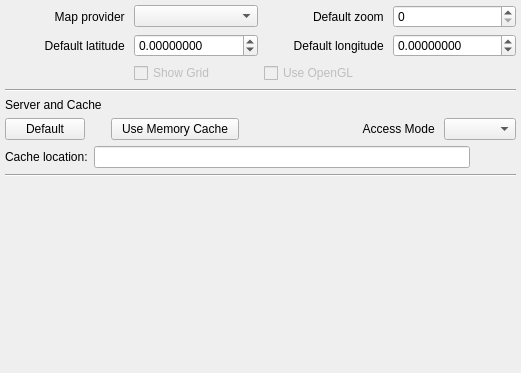
First picture: the form in ground/src/plugins/opmap/opmapgadgetoptionspage.ui, repository openpilot/OpenPilot, before the edit.
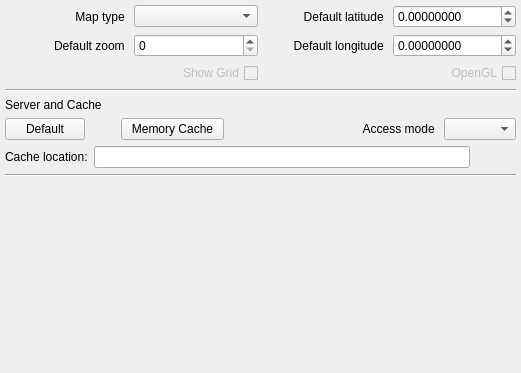
Second picture: the form after the edit. Icons and pictures are not drawn.

Commit message: Adding a waypoint treeview onto the left hand edge of the the new map plug-in.

Patch:
```diff
--- a/ground/src/plugins/opmap/opmapgadgetoptionspage.ui
+++ b/ground/src/plugins/opmap/opmapgadgetoptionspage.ui
@@ -35,36 +35,13 @@
      <item row="0" column="0">
       <widget class="QLabel" name="label">
        <property name="text">
-        <string>Map provider </string>
+        <string>Map type </string>
        </property>
        <property name="alignment">
         <set>Qt::AlignRight|Qt::AlignTrailing|Qt::AlignVCenter</set>
        </property>
       </widget>
      </item>
-     <item row="2" column="0">
-      <widget class="QLabel" name="label_3">
-       <property name="text">
-        <string>Default latitude </string>
-       </property>
-       <property name="alignment">
-        <set>Qt::AlignRight|Qt::AlignTrailing|Qt::AlignVCenter</set>
-       </property>
-      </widget>
-     </item>
-     <item row="2" column="1">
-      <widget class="QDoubleSpinBox" name="latitudeSpinBox">
-       <property name="decimals">
-        <number>8</number>
-       </property>
-       <property name="minimum">
-        <double>-90.000000000000000</double>
-       </property>
-       <property name="maximum">
-        <double>90.000000000000000</double>
-       </property>
-      </widget>
-     </item>
      <item row="2" column="2">
       <widget class="QLabel" name="label_4">
        <property name="text">
@@ -88,7 +65,46 @@
        </property>
       </widget>
      </item>
-     <item row="0" column="2">
+     <item row="3" column="1">
+      <widget class="QCheckBox" name="checkBoxShowGrid">
+       <property name="enabled">
+        <bool>false</bool>
+       </property>
+       <property name="layoutDirection">
+        <enum>Qt::RightToLeft</enum>
+       </property>
+       <property name="text">
+        <string>Show Grid</string>
+       </property>
+      </widget>
+     </item>
+     <item row="3" column="3">
+      <widget class="QCheckBox" name="checkBoxOpenGL">
+       <property name="enabled">
+        <bool>false</bool>
+       </property>
+       <property name="layoutDirection">
+        <enum>Qt::RightToLeft</enum>
+       </property>
+       <property name="text">
+        <string>OpenGL</string>
+       </property>
+      </widget>
+     </item>
+     <item row="0" column="3">
+      <widget class="QDoubleSpinBox" name="latitudeSpinBox">
+       <property name="decimals">
+        <number>8</number>
+       </property>
+       <property name="minimum">
+        <double>-90.000000000000000</double>
+       </property>
+       <property name="maximum">
+        <double>90.000000000000000</double>
+       </property>
+      </widget>
+     </item>
+     <item row="2" column="0">
       <widget class="QLabel" name="label_2">
        <property name="text">
         <string>Default zoom </string>
@@ -98,36 +114,26 @@
        </property>
       </widget>
      </item>
-     <item row="0" column="3">
+     <item row="0" column="2">
+      <widget class="QLabel" name="label_3">
+       <property name="text">
+        <string>Default latitude </string>
+       </property>
+       <property name="alignment">
+        <set>Qt::AlignRight|Qt::AlignTrailing|Qt::AlignVCenter</set>
+       </property>
+      </widget>
+     </item>
+     <item row="2" column="1">
       <widget class="QSpinBox" name="zoomSpinBox">
        <property name="maximum">
         <number>18</number>
        </property>
       </widget>
      </item>
-     <item row="3" column="1">
-      <widget class="QCheckBox" name="checkBoxShowGrid">
-       <property name="enabled">
-        <bool>false</bool>
-       </property>
-       <property name="text">
-        <string>Show Grid</string>
-       </property>
-      </widget>
-     </item>
-     <item row="3" column="2">
-      <widget class="QCheckBox" name="checkBoxUseOpenGL">
-       <property name="enabled">
-        <bool>false</bool>
-       </property>
-       <property name="text">
-        <string>Use OpenGL</string>
-       </property>
-      </widget>
-     </item>
     </layout>
    </item>
-   <item row="7" column="0">
+   <item row="8" column="0">
     <spacer name="verticalSpacer">
      <property name="orientation">
       <enum>Qt::Vertical</enum>
@@ -166,7 +172,7 @@
      <item row="0" column="4">
       <widget class="QLabel" name="label_6">
        <property name="text">
-        <string>Access Mode </string>
+        <string>Access mode </string>
        </property>
        <property name="alignment">
         <set>Qt::AlignRight|Qt::AlignTrailing|Qt::AlignVCenter</set>
@@ -198,7 +204,7 @@
 </string>
        </property>
        <property name="text">
-        <string>  Use Memory Cache  </string>
+        <string>  Memory Cache  </string>
        </property>
        <property name="checkable">
         <bool>true</bool>
@@ -259,7 +265,7 @@
        </property>
        <property name="sizeHint" stdset="0">
         <size>
-         <width>20</width>
+         <width>30</width>
          <height>20</height>
         </size>
        </property>
```
Left out of the diff: 6 changed lines with no effect on the pictures. The commit also changes 11 other files.
